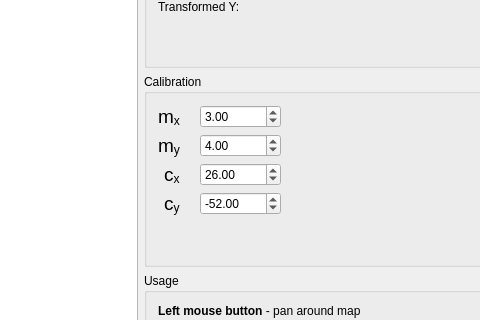
myshak/ss13telesmap, file mainwindow.ui: the form before one commit; both pictures show x 302 to 782 and y 161 to 481 of the 885 by 632 pixel window.
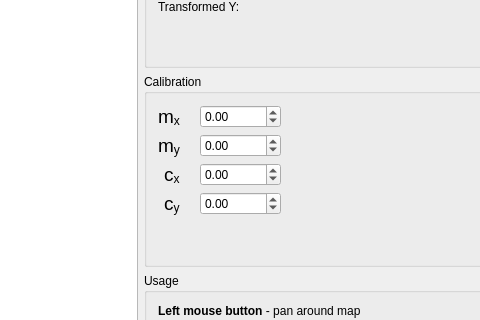
The form after the commit.

```diff
--- a/mainwindow.ui
+++ b/mainwindow.ui
@@ -205,7 +205,7 @@
           <double>32000.000000000000000</double>
          </property>
          <property name="value">
-          <double>3.000000000000000</double>
+          <double>0.000000000000000</double>
          </property>
         </widget>
        </item>
@@ -218,7 +218,7 @@
           <double>32000.000000000000000</double>
          </property>
          <property name="value">
-          <double>4.000000000000000</double>
+          <double>0.000000000000000</double>
          </property>
         </widget>
        </item>
@@ -231,7 +231,7 @@
           <double>32000.000000000000000</double>
          </property>
          <property name="value">
-          <double>26.000000000000000</double>
+          <double>0.000000000000000</double>
          </property>
         </widget>
        </item>
@@ -247,7 +247,7 @@
           <double>32000.000000000000000</double>
          </property>
          <property name="value">
-          <double>-52.000000000000000</double>
+          <double>0.000000000000000</double>
          </property>
         </widget>
        </item>
```
